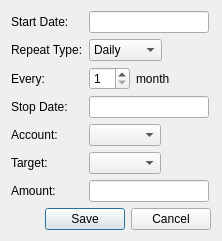
Before: the Qt Designer form qt/ui/budget_panel.ui in Mouchnino/moneyguru, drawn with Qt 5.
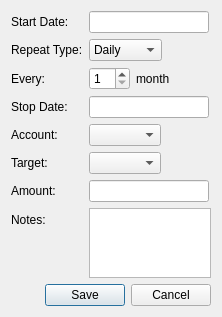
After: the same form once the commit is applied. Custom widgets are drawn as their Qt base class.

Commit message: [#19] Added notes field to the Qt side.

The edit to the form file:
```diff
--- a/qt/ui/budget_panel.ui
+++ b/qt/ui/budget_panel.ui
@@ -170,6 +170,16 @@
        </property>
       </widget>
      </item>
+     <item row="7" column="1">
+      <widget class="QPlainTextEdit" name="notesEdit"/>
+     </item>
+     <item row="7" column="0">
+      <widget class="QLabel" name="label">
+       <property name="text">
+        <string>Notes:</string>
+       </property>
+      </widget>
+     </item>
     </layout>
    </item>
    <item>
```
The commit also changes 6 other files.
